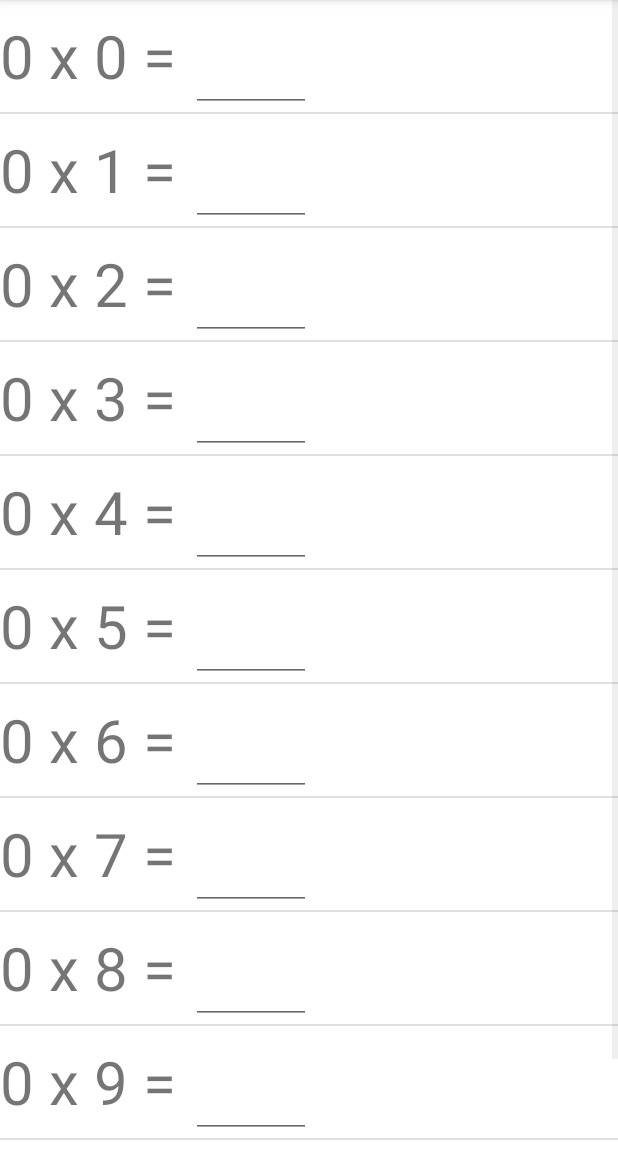
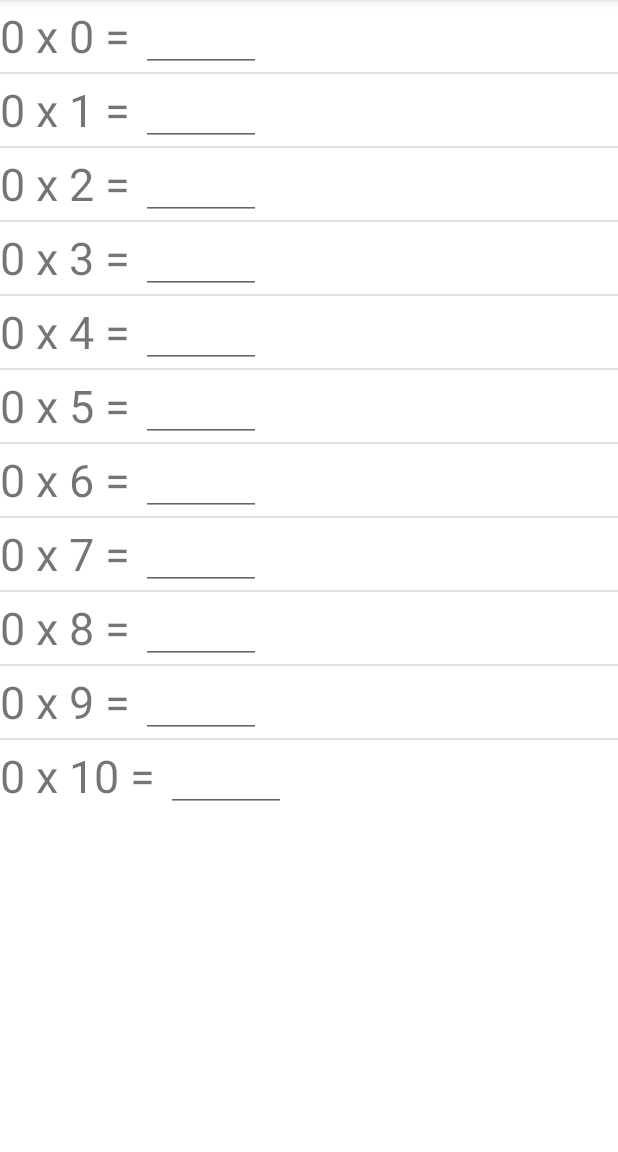
Before and after one commit to Tohsakie/IslaFun, an Android app: the ExerciceMultiplyActivity screen opened directly, with no data from a screen before it, on a phone screen of 412 x 824 dp, the part 84-1236 px from its top. Run offline under Robolectric (Android 15) with nearby library versions, the phone set to English and light mode, and no system bars; 1 statement that could not run was skipped.

Commit message:
modifciation multiplication

```diff
--- a/fontanaThacquarG/app/src/main/res/layout/activity_exercice_multiply_row.xml
+++ b/fontanaThacquarG/app/src/main/res/layout/activity_exercice_multiply_row.xml
@@ -9,7 +9,7 @@
         android:layout_width="match_parent"
         android:layout_height="wrap_content"
         android:layout_gravity="center"
-        android:textSize="40sp">
+        android:textSize="30sp">
     </TextView>
 
     <EditText
@@ -17,8 +17,8 @@
         android:layout_width="wrap_content"
         android:layout_height="wrap_content"
         android:layout_gravity="center"
-        android:textSize="40sp"
-        android:inputType="number"
+        android:textSize="20sp"
+        android:inputType="numberDecimal"
         android:width="80sp"
         android:singleLine="true"
         android:maxLength="5"/>
@@ -29,7 +29,7 @@
         android:layout_height="wrap_content"
         android:layout_gravity="center"
         android:text=""
-        android:textSize="20sp">
+        android:textSize="30sp">
 
     </TextView>
 </LinearLayout>
```
Also changed, not shown: fontanaThacquarG/app/src/main/java/com/example/fontanathacquarg/AppDatabase.java (added, +10 -0 lines), fontanaThacquarG/app/src/main/java/com/example/fontanathacquarg/User.java (added, +37 -0 lines), fontanaThacquarG/app/src/main/java/com/example/fontanathacquarg/UserDAO.java (added, +21 -0 lines), fontanaThacquarG/app/src/main/res/layout/activity_main.xml (+4 -3 lines).
